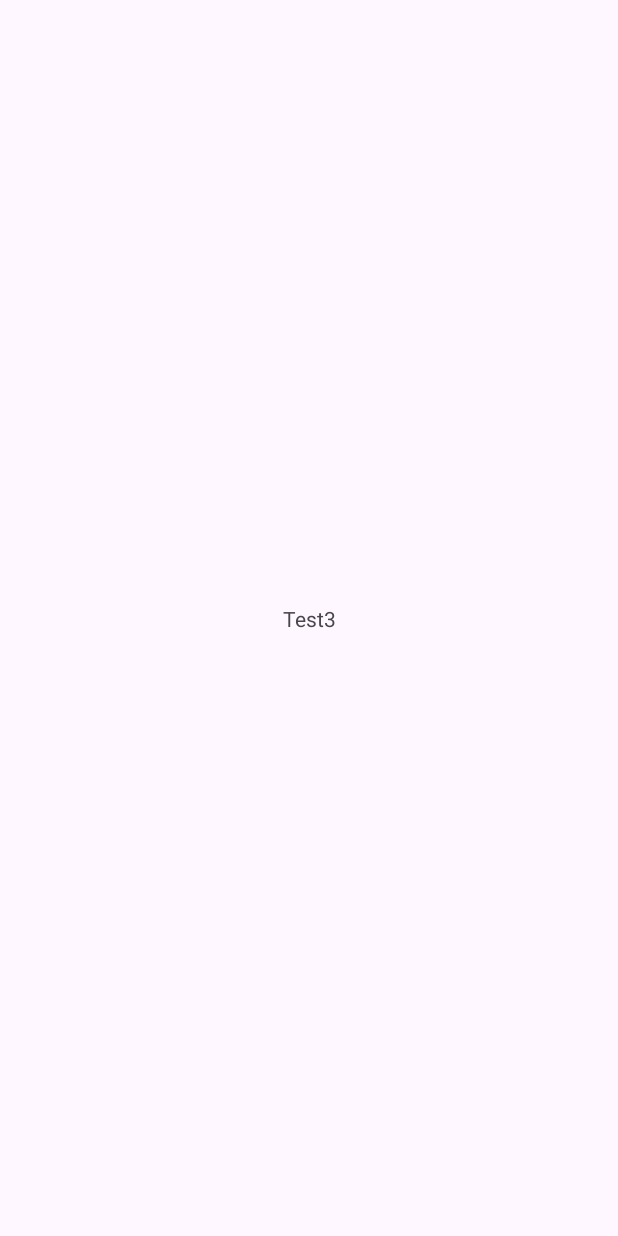
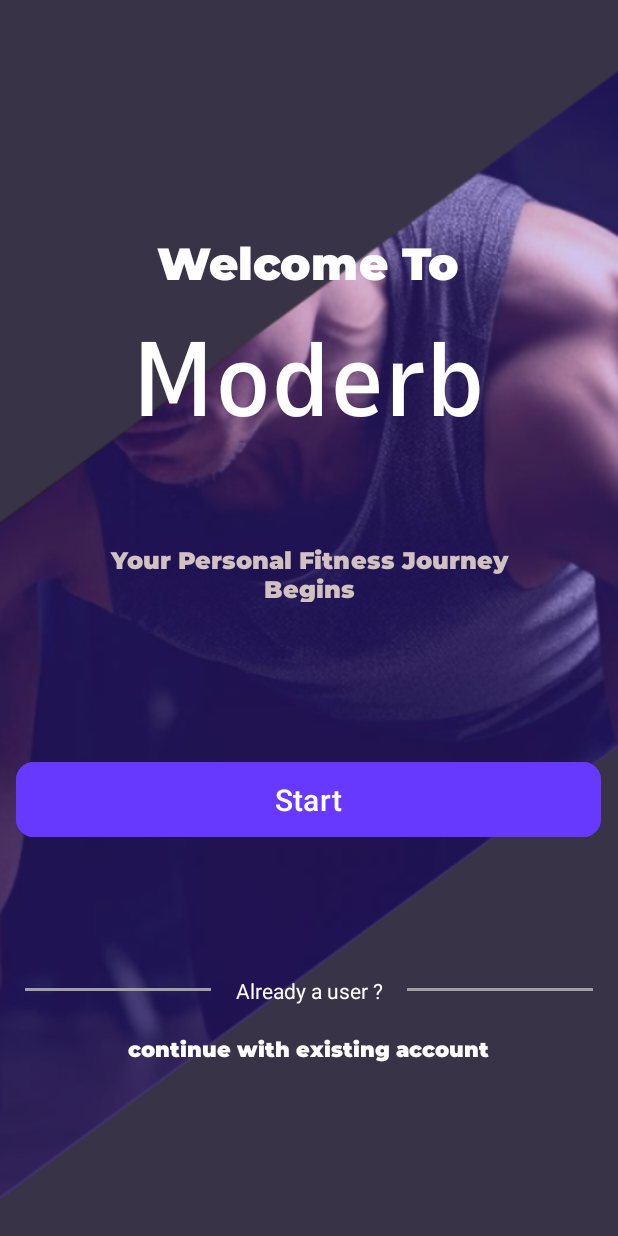
Before and after one commit to Modarb-Ai-Trainer/modarb-android, an Android app: the screen it shows after launch (MainActivity), on a phone screen of 412 x 824 dp. Before the commit the screen is almost empty. Run offline under Robolectric (Android 15) with nearby library versions, the light colour scheme and no system bars.

Commit message:
adding (2 fonts & 1 color) file - demo welcome page.

```diff
--- a/app/src/main/res/layout/activity_main.xml
+++ b/app/src/main/res/layout/activity_main.xml
@@ -1,20 +1,150 @@
 <?xml version="1.0" encoding="utf-8"?>
-<androidx.constraintlayout.widget.ConstraintLayout
-    xmlns:android="http://schemas.android.com/apk/res/android"
+<androidx.constraintlayout.widget.ConstraintLayout xmlns:android="http://schemas.android.com/apk/res/android"
+    xmlns:app="http://schemas.android.com/apk/res-auto"
     xmlns:tools="http://schemas.android.com/tools"
-    xmlns:app="http://schemas.android.com/apk/res-auto"
     android:layout_width="match_parent"
     android:layout_height="match_parent"
+    android:background="#383347"
     tools:context=".MainActivity">
+
+    <ImageView
+        android:id="@+id/imageView2"
+        android:layout_width="0dp"
+        android:layout_height="0dp"
+        android:scaleType="fitXY"
+        android:visibility="visible"
+        app:layout_constraintBottom_toBottomOf="parent"
+        app:layout_constraintEnd_toEndOf="parent"
+        app:layout_constraintHorizontal_bias="1.0"
+        app:layout_constraintStart_toStartOf="parent"
+        app:layout_constraintTop_toTopOf="parent"
+        app:layout_constraintVertical_bias="0.0"
+        app:srcCompat="@drawable/welcome_image"
+        tools:visibility="visible" />
 
 
     <TextView
+        android:id="@+id/textView2"
+        android:layout_width="287dp"
+        android:layout_height="56dp"
+        android:fontFamily="@font/montserrat"
+        android:gravity="center"
+        android:padding="8dp"
+        android:text="Your Personal Fitness Journey Begins"
+        android:textColor="#D1C1C1"
+        android:textSize="16sp"
+        app:layout_constraintBottom_toBottomOf="parent"
+        app:layout_constraintEnd_toEndOf="parent"
+        app:layout_constraintStart_toStartOf="parent"
+        app:layout_constraintTop_toTopOf="parent"
+        app:layout_constraintVertical_bias="0.46" />
+
+    <TextView
+        android:id="@+id/textView4"
         android:layout_width="wrap_content"
         android:layout_height="wrap_content"
-      android:text="Test3"
+        android:fontFamily="@font/nunito_sans"
+        android:gravity="center"
+        android:padding="8dp"
+        android:text="Moderb"
+        android:textColor="#FFFFFF"
+        android:textSize="70sp"
         app:layout_constraintBottom_toBottomOf="parent"
+        app:layout_constraintEnd_toEndOf="parent"
+        app:layout_constraintHorizontal_bias="0.497"
         app:layout_constraintStart_toStartOf="parent"
+        app:layout_constraintTop_toTopOf="parent"
+        app:layout_constraintVertical_bias="0.275" />
+
+    <TextView
+        android:id="@+id/textView3"
+        android:layout_width="wrap_content"
+        android:layout_height="wrap_content"
+        android:fontFamily="@font/montserrat"
+        android:gravity="center"
+        android:padding="8dp"
+        android:text="Welcome To"
+        android:textColor="#FFFFFF"
+        android:textSize="30sp"
+        app:layout_constraintBottom_toBottomOf="parent"
         app:layout_constraintEnd_toEndOf="parent"
-      app:layout_constraintTop_toTopOf="parent" />
+        app:layout_constraintHorizontal_bias="0.497"
+        app:layout_constraintStart_toStartOf="parent"
+        app:layout_constraintTop_toTopOf="parent"
+        app:layout_constraintVertical_bias="0.19" />
+
+    <TextView
+        android:id="@+id/textView6"
+        android:layout_width="wrap_content"
+        android:layout_height="wrap_content"
+        android:gravity="center"
+        android:padding="8dp"
+        android:text="Already a user ?"
+        android:textAlignment="center"
+        android:textColor="#FFFFFF"
+        android:textSize="14sp"
+        app:layout_constraintBottom_toBottomOf="parent"
+        app:layout_constraintEnd_toEndOf="parent"
+        app:layout_constraintStart_toStartOf="parent"
+        app:layout_constraintTop_toTopOf="parent"
+        app:layout_constraintVertical_bias="0.815" />
+
+    <TextView
+        android:id="@+id/textView5"
+        android:layout_width="wrap_content"
+        android:layout_height="wrap_content"
+        android:autoLink="web"
+        android:fontFamily="@font/montserrat"
+        android:gravity="center"
+        android:padding="8dp"
+        android:text="continue with existing account"
+        android:textAlignment="center"
+        android:textColor="#FFFFFF"
+        android:textSize="14sp"
+        app:layout_constraintBottom_toBottomOf="parent"
+        app:layout_constraintEnd_toEndOf="parent"
+        app:layout_constraintHorizontal_bias="0.496"
+        app:layout_constraintStart_toStartOf="parent"
+        app:layout_constraintTop_toTopOf="parent"
+        app:layout_constraintVertical_bias="0.864" />
+
+    <Button
+        android:id="@+id/button"
+        android:layout_width="390dp"
+        android:layout_height="58dp"
+        android:backgroundTint="@color/button"
+        android:text="Start"
+        android:textSize="20sp"
+        app:cornerRadius="12dp"
+        app:layout_constraintBottom_toBottomOf="parent"
+        app:layout_constraintEnd_toEndOf="parent"
+        app:layout_constraintHorizontal_bias="0.486"
+        app:layout_constraintStart_toStartOf="parent"
+        app:layout_constraintTop_toTopOf="parent"
+        app:layout_constraintVertical_bias="0.658" />
+
+    <ImageView
+        android:id="@+id/imageView4"
+        android:layout_width="124dp"
+        android:layout_height="2dp"
+        app:layout_constraintBottom_toBottomOf="parent"
+        app:layout_constraintEnd_toStartOf="@+id/textView6"
+        app:layout_constraintHorizontal_bias="0.666"
+        app:layout_constraintStart_toStartOf="parent"
+        app:layout_constraintTop_toTopOf="parent"
+        app:layout_constraintVertical_bias="0.801"
+        app:srcCompat="@drawable/line" />
+
+    <ImageView
+        android:id="@+id/imageView5"
+        android:layout_width="124dp"
+        android:layout_height="2dp"
+        app:layout_constraintBottom_toBottomOf="parent"
+        app:layout_constraintEnd_toEndOf="parent"
+        app:layout_constraintHorizontal_bias="0.333"
+        app:layout_constraintStart_toEndOf="@+id/textView6"
+        app:layout_constraintTop_toTopOf="parent"
+        app:layout_constraintVertical_bias="0.801"
+        app:srcCompat="@drawable/line" />
 
 </androidx.constraintlayout.widget.ConstraintLayout>
--- a/app/src/main/res/values/colors.xml
+++ b/app/src/main/res/values/colors.xml
@@ -2,4 +2,5 @@
 <resources>
     <color name="black">#FF000000</color>
     <color name="white">#FFFFFFFF</color>
+    <color name="button">#6739FF</color>
 </resources>
```
Also changed, not shown: app/src/main/res/drawable/line.png (added), app/src/main/res/drawable/welcome_image.png (added), app/src/main/res/font/montserrat.ttf (added), app/src/main/res/font/nunito_sans.ttf (added). Lines whose indentation alone changed are shown as unchanged.
